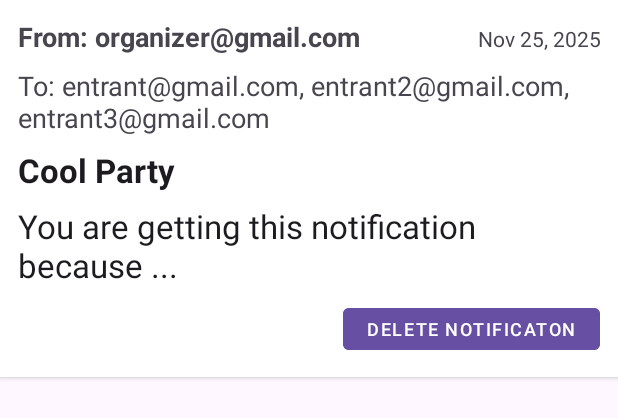
After one commit to CMPUT301f25impact/impact, an Android app: the layout item_admin_notification.xml on its own in the app's theme, with its tools: preview values and no code run, on a phone screen of 412 x 824 dp. The commit adds this screen. Shown: the top 418 px of the screen. Run offline under Robolectric (Android 15) with nearby library versions, the phone set to English and light mode, and no system bars.

Commit message:
Created admin notifications view

```diff
--- a/app/src/main/java/com/example/impact/view/AdminActivity.java
+++ b/app/src/main/java/com/example/impact/view/AdminActivity.java
@@ -51,6 +51,9 @@ public class AdminActivity extends BaseDashboardActivity {
         } else if (itemId == R.id.admin_nav_profiles) {
             return AdminProfileListFragment.newInstance(adminId);
         }
+        else if (itemId == R.id.admin_nav_notifications) {
+            return AdminNotificationListFragment.newInstance(adminId);
+        }
         return null;
     }
 
@@ -62,6 +65,9 @@ public class AdminActivity extends BaseDashboardActivity {
             return R.string.admin_nav_profiles_tab;
         } else if (itemId == R.id.admin_nav_images) {
             return R.string.admin_nav_images_tab;
+        }
+        else if (itemId == R.id.admin_nav_notifications) {
+            return R.string.admin_nav_notifications_tab;
         }
         return getInitialToolbarTitle();
     }
--- a/app/src/main/java/com/example/impact/view/OrganizerNotificationsFragment.java
+++ b/app/src/main/java/com/example/impact/view/OrganizerNotificationsFragment.java
@@ -94,7 +94,7 @@ public class OrganizerNotificationsFragment extends Fragment implements Notifica
     private void loadNotificatons() {
         notificationController.fetchAllNotifications(AppSession.getUser(),
                 notifications -> {
-                    Toast.makeText(requireContext(), "No events found", Toast.LENGTH_SHORT).show();
+                    Toast.makeText(requireContext(), "No notifications found", Toast.LENGTH_SHORT).show();
                     onNotificationsLoaded(notifications);
                 },
                 // error -> Toast.makeText(requireContext(), "Unable to load notifications :"+error.toString(), Toast.LENGTH_SHORT).show());
--- /dev/null
+++ b/app/src/main/res/layout/item_admin_notification.xml
@@ -0,0 +1,76 @@
+<?xml version="1.0" encoding="utf-8"?>
+<LinearLayout xmlns:android="http://schemas.android.com/apk/res/android"
+    android:layout_width="match_parent"
+    android:layout_height="wrap_content"
+    android:orientation="vertical"
+    android:padding="12dp"
+    android:background="@android:color/white"
+    android:elevation="2dp"
+    android:layout_marginBottom="12dp">
+
+
+
+
+    <LinearLayout
+        android:layout_width="match_parent"
+        android:layout_height="match_parent"
+        android:orientation="horizontal">
+
+        <TextView
+            android:id="@+id/textViewSenderEmail"
+            android:layout_width="wrap_content"
+            android:layout_height="wrap_content"
+            android:textAppearance="@style/TextAppearance.AppCompat.Medium"
+            android:text="From: organizer@gmail.com"
+            android:textStyle="bold" />
+
+        <TextView
+            android:id="@+id/textViewTimeStamp"
+            android:layout_width="match_parent"
+            android:layout_height="wrap_content"
+            android:text="Nov 25, 2025"
+            android:textAlignment="viewEnd"
+            android:textAppearance="@style/TextAppearance.AppCompat.Small" />
+
+    </LinearLayout>
+
+
+    <TextView
+        android:id="@+id/textViewRecipientsEmails"
+        android:layout_width="match_parent"
+        android:layout_height="wrap_content"
+        android:layout_marginTop="8dp"
+        android:text="To: entrant@gmail.com, entrant2@gmail.com, entrant3@gmail.com"
+        android:textAppearance="@style/TextAppearance.AppCompat.Medium" />
+
+    <TextView
+        android:id="@+id/textViewEventName"
+        android:layout_width="match_parent"
+        android:layout_height="wrap_content"
+        android:layout_marginTop="8dp"
+        android:text="Cool Party"
+        android:textStyle="bold"
+        android:textAppearance="@style/TextAppearance.AppCompat.Large" />
+
+    <TextView
+        android:id="@+id/textViewMessage"
+        android:layout_width="match_parent"
+        android:layout_height="wrap_content"
+        android:layout_marginTop="8dp"
+        android:text="You are getting this notification because ..."
+        android:textAppearance="@style/TextAppearance.AppCompat.Large" />
+    <Button
+        android:id="@+id/admin_delete_notification_button"
+        android:layout_width="wrap_content"
+        android:layout_height="40dp"
+        android:layout_gravity="end"
+        android:layout_marginTop="8dp"
+        android:text="Delete Notificaton"
+        android:textSize="12sp"
+        android:textColor="@color/white"
+        android:paddingHorizontal="16dp"
+        android:backgroundTint="?attr/colorPrimary"
+        style="@style/Widget.MaterialComponents.Button.TextButton"/>
+
+
+</LinearLayout>
--- a/app/src/main/res/menu/admin_nav_menu.xml
+++ b/app/src/main/res/menu/admin_nav_menu.xml
@@ -12,4 +12,8 @@
         android:id="@+id/admin_nav_profiles"
         android:icon="@drawable/outline_account_circle_30"
         android:title="@string/admin_nav_profiles_tab" />
+    <item
+        android:id="@+id/admin_nav_notifications"
+        android:icon="@drawable/outline_article_30"
+        android:title="Notifications" />
 </menu>
--- a/app/src/main/res/values/strings.xml
+++ b/app/src/main/res/values/strings.xml
@@ -96,7 +96,8 @@
     <string name="admin_dashboard_placeholder">Admin Dashboard Placeholder</string>
     <string name="admin_dashboard_title">Admin Dashboard</string>
     <string name="admin_nav_events_tab">Events</string>
-    <string name="admin_nav_images_tab">Images</string>
+    <string name="admin_nav_images_tab">Images</string>\
+    <string name="admin_nav_notifications_tab">Notifications</string>
     <string name="admin_nav_profiles_tab">Profiles</string>
     <string name="admin_event_list_delete_button">Delete Event</string>
     <string name="admin_event_list_error_deletion">Unable to delete event</string>
```
Also changed, not shown: app/src/main/java/com/example/impact/controller/NotificationController.java (+38 -0 lines), app/src/main/java/com/example/impact/view/AdminNotificationListFragment.java (added, +105 -0 lines), app/src/main/java/com/example/impact/view/adapter/AdminNotificationAdapter.java (added, +172 -0 lines).
